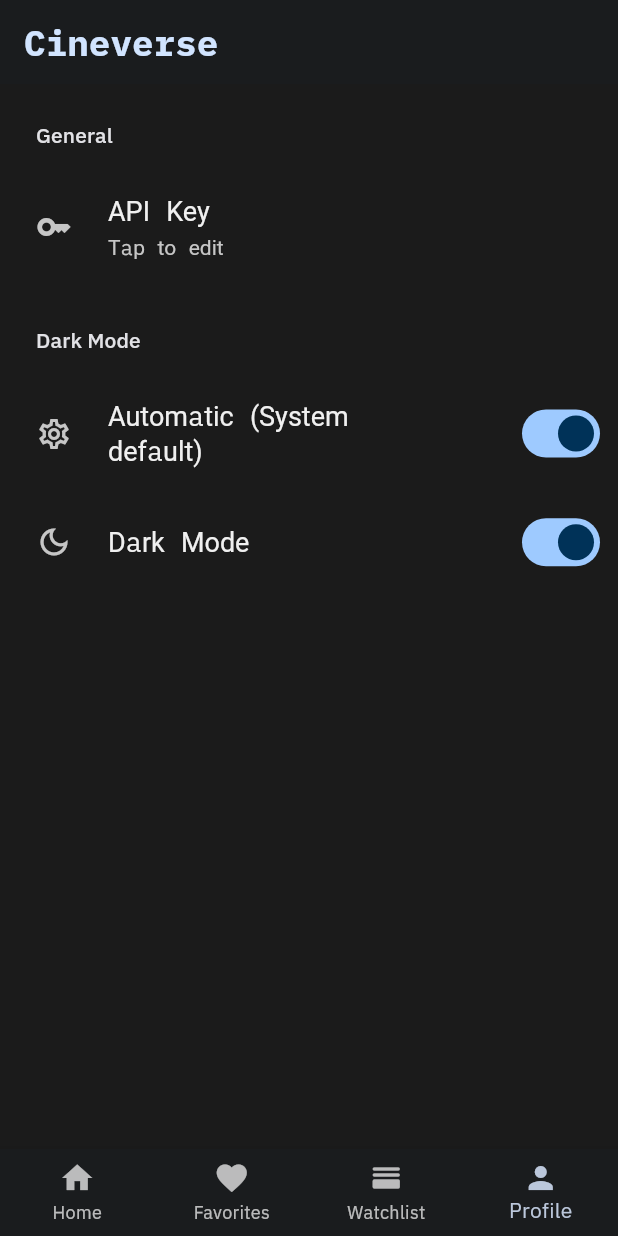
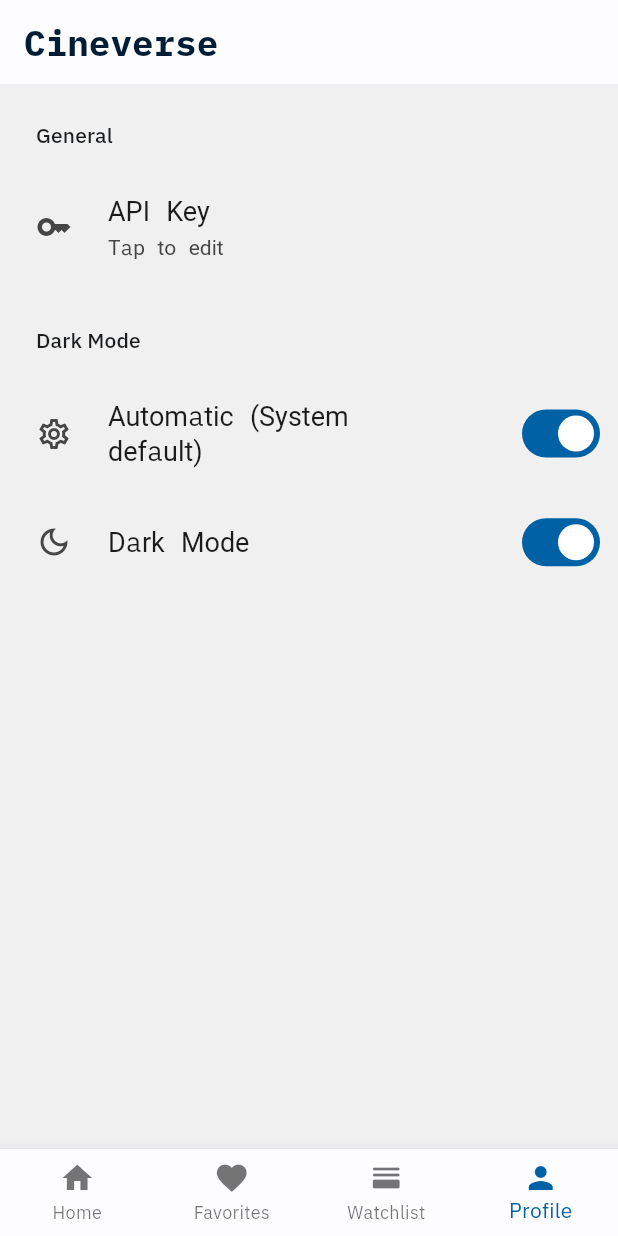
Before and after one commit to AbhishekChd/flutter_movies_app, a Flutter app: the screen it shows after launch, item 4 of the bottom bar chosen, on a phone screen of 412 x 824 dp. Run offline on Flutter 3.47's test engine with Material 2 defaults, Android fonts, the phone set to English and light mode, and no system bars; drawn by our look-alikes of settings_ui; our stand-ins replace flutter_rating_bar, google_fonts, hive, hive_flutter; accounts and stored records are empty; network calls fail.

Commit message:
Created theme change system and added local storage through Hive

```diff
--- /dev/null
+++ b/lib/config/config.dart
@@ -0,0 +1,10 @@
+library config.globals;
+
+import 'package:flutter_movies_app/config/theme.dart';
+import 'package:hive/hive.dart';
+
+/// Global theme notifier to maintain theme data
+ModelTheme currentTheme = ModelTheme();
+
+/// Using [Box] to store preferences in storage
+Box box = Hive.box("theme");
--- a/lib/config/theme.dart
+++ b/lib/config/theme.dart
@@ -1,4 +1,5 @@
 import 'package:flutter/material.dart';
+import 'package:flutter_movies_app/config/config.dart';
 import 'package:google_fonts/google_fonts.dart';
 
 abstract class AppColors {
@@ -144,3 +145,41 @@ abstract class AppTheme {
         dividerTheme: const DividerThemeData(color: AppColorsDark.outline),
       );
 }
+
+/// [ModelTheme] is a theme modification system for the app which uses [ChangeNotifier] to
+/// send change notifications when [ChangeNotifier.notifyListeners] is called
+class ModelTheme extends ChangeNotifier {
+  final String themeKey = "is_dark";
+  final String systemThemeKey = "is_system_default";
+  static bool _isDark = true;
+  static bool _isSystemDefault = true;
+
+  ThemeMode currentTheme() {
+    return _isSystemDefault ? ThemeMode.system : (_isDark ? ThemeMode.dark : ThemeMode.light);
+  }
+
+  bool isDark() {
+    return _isDark;
+  }
+
+  bool isSystemDefault() {
+    return _isSystemDefault;
+  }
+
+  switchThemeMode() {
+    _isDark = !_isDark;
+    box.put(themeKey, _isDark);
+    notifyListeners();
+  }
+
+  switchToSystemMode() {
+    _isSystemDefault = !_isSystemDefault;
+    box.put(systemThemeKey, _isSystemDefault);
+    notifyListeners();
+  }
+
+  ModelTheme() {
+    _isDark = box.get(themeKey, defaultValue: true);
+    _isSystemDefault = box.get(systemThemeKey, defaultValue: true);
+  }
+}
--- a/lib/main.dart
+++ b/lib/main.dart
@@ -1,10 +1,50 @@
 import 'package:flutter/material.dart';
+import 'package:flutter_movies_app/config/config.dart';
 import 'package:flutter_movies_app/config/theme.dart';
 import 'package:flutter_movies_app/constants/strings.dart';
 import 'package:flutter_movies_app/ui/screens.dart';
+import 'package:hive_flutter/hive_flutter.dart';
+import 'package:provider/provider.dart';
 
-void main() {
-  runApp(const MoviesApp());
+void main() async {
+  await Hive.initFlutter();
+  box = await Hive.openBox("theme");
+  runApp(const Application());
+}
+
+/// Entry for our flutter app is through [Application] for the [MoviesApp] which
+/// is provided by [MovieAppProvider]
+///
+/// [Application] and [MovieAppProvider] is separated since [ChangeNotifierProvider]
+/// and [Provider] context can't be same hence need to be in different widgets
+class Application extends StatelessWidget {
+  const Application({Key? key}) : super(key: key);
+
+  @override
+  Widget build(BuildContext context) {
+    return ChangeNotifierProvider<ModelTheme>(
+      create: (context) => currentTheme,
+      child: const MovieAppProvider(),
+    );
+  }
+}
+
+/// [MovieAppProvider] and [MoviesApp] are under different widgets since [Provider] can't
+/// be called under [StatefulWidget.setState] due to `async` operation
+class MovieAppProvider extends StatelessWidget {
+  const MovieAppProvider({Key? key}) : super(key: key);
+
+  @override
+  Widget build(BuildContext context) {
+    ModelTheme theme = Provider.of<ModelTheme>(context);
+    return MaterialApp(
+      title: Strings.appName,
+      theme: AppTheme.light(),
+      darkTheme: AppTheme.dark(),
+      themeMode: theme.currentTheme(),
+      home: const MoviesApp(),
+    );
+  }
 }
 
 class MoviesApp extends StatefulWidget {
@@ -19,12 +59,7 @@ class _MoviesAppState extends State<MoviesApp> {
 
   @override
   Widget build(BuildContext context) {
-    return MaterialApp(
-      title: Strings.appName,
-      theme: AppTheme.light(),
-      darkTheme: AppTheme.dark(),
-      themeMode: ThemeMode.dark,
-      home: Scaffold(
+    return Scaffold(
       appBar: AppBar(
         title: const Text(Strings.appName),
       ),
@@ -43,7 +78,6 @@ class _MoviesAppState extends State<MoviesApp> {
           BottomNavigationBarItem(icon: Icon(Icons.person), label: Strings.bottomNavProfile),
         ],
       ),
-      ),
     );
   }
 }
--- a/lib/ui/profile/profile_screen.dart
+++ b/lib/ui/profile/profile_screen.dart
@@ -1,4 +1,5 @@
 import 'package:flutter/material.dart';
+import 'package:flutter_movies_app/config/config.dart';
 import 'package:flutter_movies_app/constants/strings.dart';
 import 'package:settings_ui/settings_ui.dart';
 
@@ -11,8 +12,6 @@ class ProfileScreen extends StatefulWidget {
 
 class _ProfileScreenState extends State<ProfileScreen> {
   final _settingsMargin = const EdgeInsetsDirectional.all(8);
-  bool _systemTheme = true;
-  bool _darkMode = true;
 
   @override
   Widget build(BuildContext context) {
@@ -37,23 +36,15 @@ class _ProfileScreenState extends State<ProfileScreen> {
             SettingsTile.switchTile(
               leading: const Icon(Icons.settings_outlined),
               title: const Text(Strings.settingItemThemeSystem),
-              initialValue: _systemTheme,
-              onToggle: (bool value) {
-                setState(() {
-                  _systemTheme = !_systemTheme;
-                });
-              },
+              initialValue: currentTheme.isSystemDefault(),
+              onToggle: (bool value) => setState(() => currentTheme.switchToSystemMode()),
             ),
             SettingsTile.switchTile(
               leading: const Icon(Icons.dark_mode_outlined),
               title: const Text(Strings.settingTitleDarkMode),
-              initialValue: _darkMode,
-              enabled: !_systemTheme,
-              onToggle: (bool value) {
-                setState(() {
-                  _darkMode = value;
-                });
-              },
+              initialValue: currentTheme.isDark(),
+              enabled: !currentTheme.isSystemDefault(),
+              onToggle: (bool value) => setState(() => currentTheme.switchThemeMode()),
             ),
           ],
         ),
--- a/pubspec.yaml
+++ b/pubspec.yaml
@@ -38,6 +38,10 @@ dependencies:
   google_fonts: ^4.0.3
   flutter_rating_bar: ^4.0.1
   settings_ui: ^2.0.2
+  hive: ^2.2.3
+  hive_flutter: ^1.1.0
+  hive_generator: ^2.0.0
+  provider: ^6.0.5
 
 dev_dependencies:
   flutter_test:
```
Also changed, not shown: pubspec.lock. Lines whose indentation alone changed are shown as unchanged.
